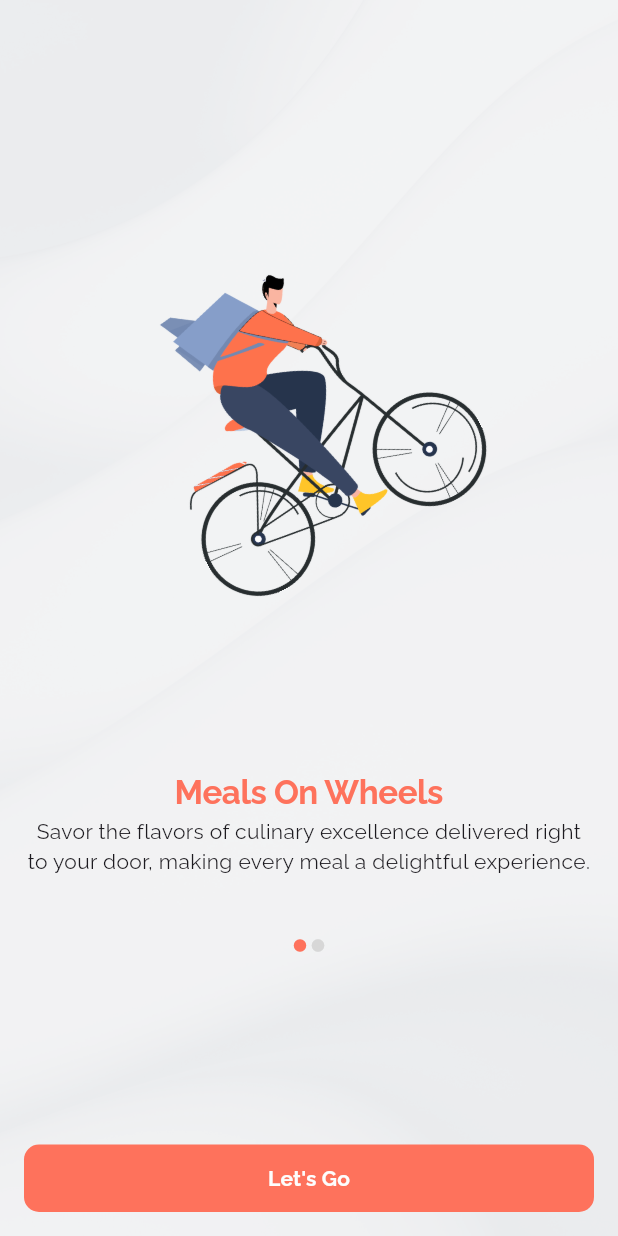
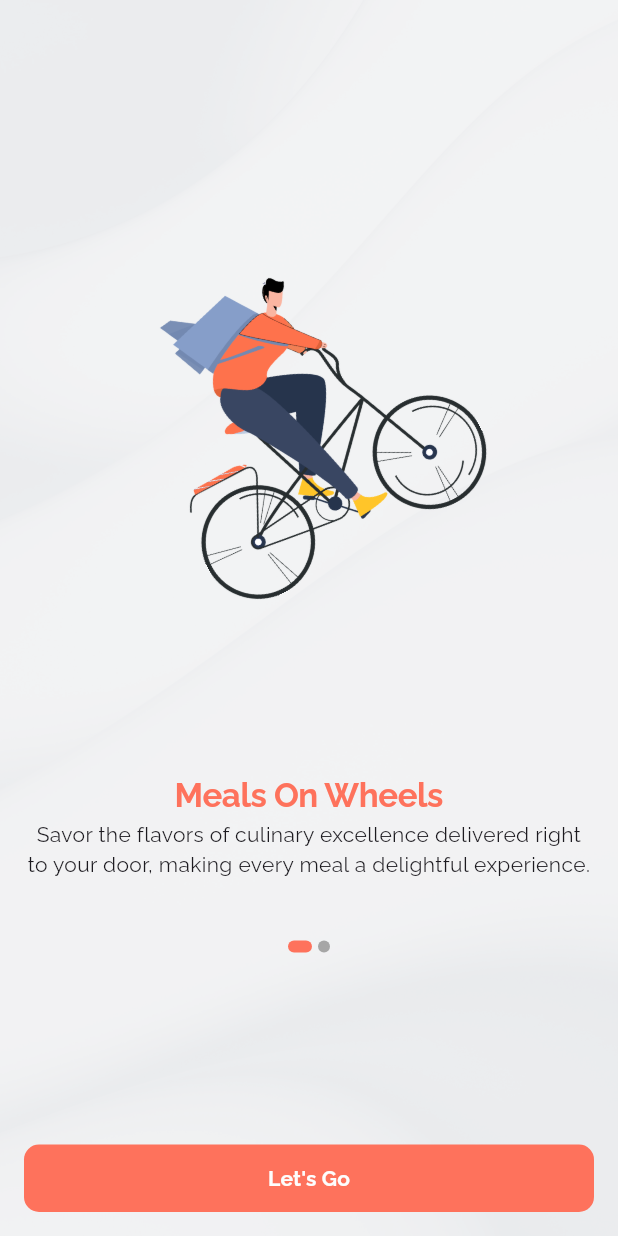
Before and after one commit to dilshadxahmad/meals-on-wheels-app, a Flutter app: the screen it shows after launch, on a phone screen of 412 x 824 dp. Run offline on Flutter 3.47's test engine with Material 3 defaults, Android fonts, the light colour scheme and no system bars.

Commit message:
DA: Added animated page indicator

```diff
--- /dev/null
+++ b/lib/components/page_indicator.dart
@@ -0,0 +1,22 @@
+import 'package:flutter/material.dart';
+import 'package:meals_on_wheels/utils/my_colors.dart';
+
+class PageIndicator extends StatelessWidget {
+  final bool isActive;
+  const PageIndicator({required this.isActive, super.key});
+
+  @override
+  Widget build(BuildContext context) {
+    return AnimatedContainer(
+      curve: Curves.ease,
+      duration: const Duration(milliseconds: 300),
+      margin: const EdgeInsets.symmetric(horizontal: 2),
+      width: isActive ? 16 : 8,
+      height: 8,
+      decoration: BoxDecoration(
+        color: isActive ? MyColors.orange : MyColors.grey,
+        borderRadius: BorderRadius.circular(8),
+      ),
+    );
+  }
+}
--- a/lib/screens/onboarding_screen.dart
+++ b/lib/screens/onboarding_screen.dart
@@ -1,4 +1,5 @@
 import 'package:flutter/material.dart';
+import 'package:meals_on_wheels/components/page_indicator.dart';
 import 'package:meals_on_wheels/screens/login_screen.dart';
 import 'package:meals_on_wheels/utils/english_text.dart';
 import 'package:meals_on_wheels/utils/my_colors.dart';
@@ -14,8 +15,7 @@ class OnboardingScreen extends StatefulWidget {
 }
 
 class _OnboardingScreenState extends State<OnboardingScreen> {
-  var _dot1color = MyColors.orange;
-  var _dot2color = MyColors.lightGrey;
+  int _pageIndex = 0;
 
   @override
   Widget build(BuildContext context) {
@@ -46,7 +46,11 @@ class _OnboardingScreenState extends State<OnboardingScreen> {
                 SizedBox(
                   height: 96,
                   child: PageView(
-                    onPageChanged: onTextSwiped,
+                    onPageChanged: (index) {
+                      setState(() {
+                        _pageIndex = index;
+                      });
+                    },
                     children: [
                       twoLineText(
                         title: EnglishText.appName,
@@ -65,18 +69,11 @@ class _OnboardingScreenState extends State<OnboardingScreen> {
                 Row(
                   mainAxisAlignment: MainAxisAlignment.center,
                   children: [
-                    Icon(
-                      Icons.circle_rounded,
-                      size: 10,
-                      color: _dot1color,
-                    ),
-                    const SizedBox(
-                      width: 2,
-                    ),
-                    Icon(
-                      Icons.circle_rounded,
-                      size: 10,
-                      color: _dot2color,
+                    ...List.generate(
+                      2,
+                      (index) {
+                        return PageIndicator(isActive: _pageIndex == index);
+                      },
                     ),
                   ],
                 ),
@@ -108,18 +105,6 @@ class _OnboardingScreenState extends State<OnboardingScreen> {
     );
   }
 
-  void onTextSwiped(int index) {
-    index == 0
-        ? setState(() {
-            _dot1color = MyColors.orange;
-            _dot2color = MyColors.lightGrey;
-          })
-        : setState(() {
-            _dot1color = MyColors.lightGrey;
-            _dot2color = MyColors.orange;
-          });
-  }
-
   SizedBox twoLineText({
     required String title,
     required String subTitle,
```
